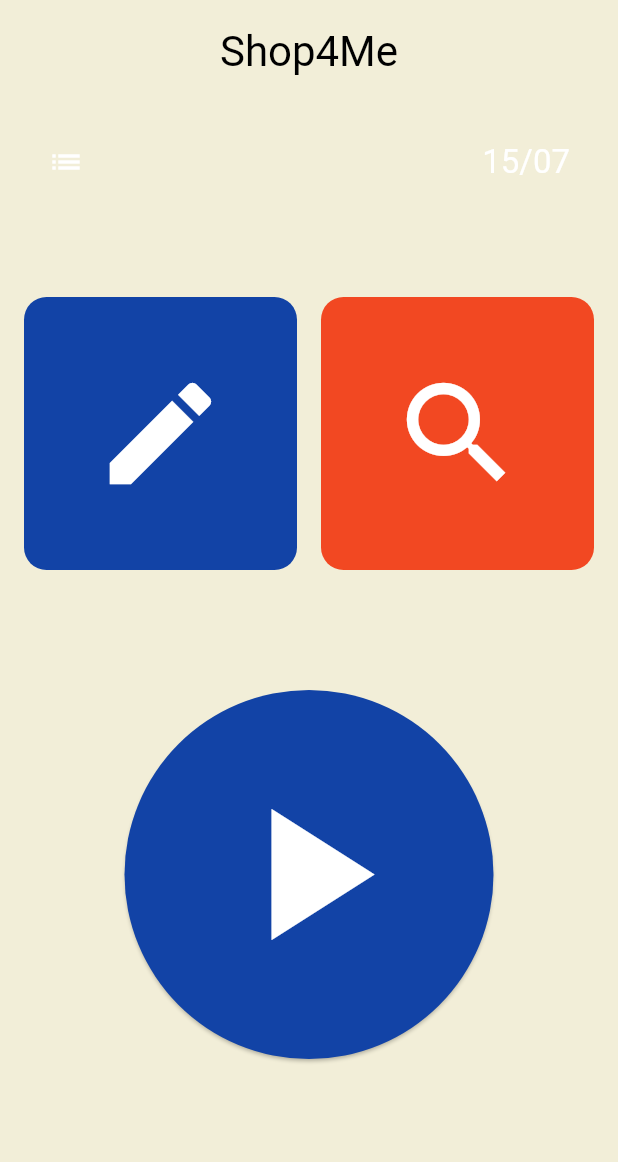
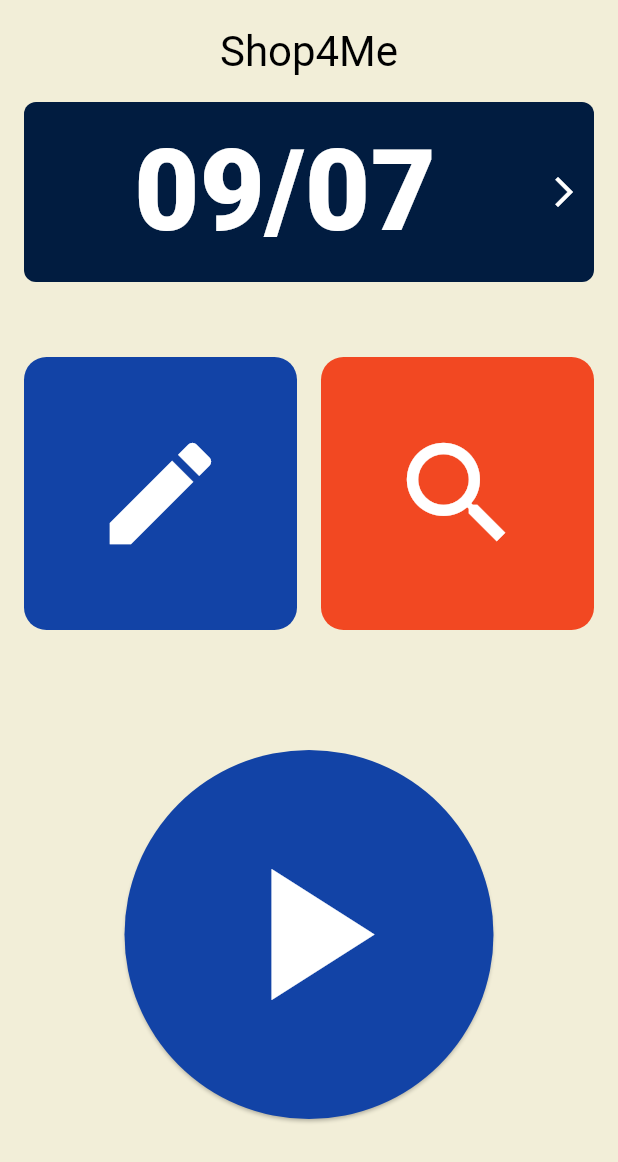
Before and after one commit to MatthieuFranques/ShopForMe, a Flutter app: the screen it shows after launch, on a phone screen of 412 x 824 dp. Shown: the top 1162 px of the screen. Run offline on Flutter 3.47's test engine with Material 3 defaults, Android fonts, the phone set to English and light mode, and no system bars; our stand-ins replace flutter_bloc.

Commit message:
feat(ui): Update HomeScreen and AppHeader widgets
- Update HomeScreen to use StatefulWidget and add shoppingLists and currentIndex variables
- Add _HomeScreenState class to manage state in HomeScreen
- Update AppHeader to include navigation arrows and page view
- Add onIndexChanged and onAddList callbacks to AppHeader

```diff
--- a/mobile/lib/ui/screens/home_screen.dart
+++ b/mobile/lib/ui/screens/home_screen.dart
@@ -4,8 +4,16 @@ import '../widgets/app_header.dart';
 import '../widgets/action_button.dart';
 import '../widgets/start_button.dart';
 
-class HomeScreen extends StatelessWidget {
+class HomeScreen extends StatefulWidget {
   const HomeScreen({super.key});
+
+  @override
+  State<HomeScreen> createState() => _HomeScreenState();
+}
+
+class _HomeScreenState extends State<HomeScreen> {
+  List<String> shoppingLists = ['09/07', '15/07', '24/07'];
+  int currentIndex = 0;
 
   @override
   Widget build(BuildContext context) {
@@ -22,7 +30,21 @@ class HomeScreen extends StatelessWidget {
                 textAlign: TextAlign.center,
               ),
               const SizedBox(height: 16),
-              const AppHeader(),
+              AppHeader(
+                shoppingLists: shoppingLists,
+                currentIndex: currentIndex,
+                onIndexChanged: (index) {
+                  setState(() {
+                    currentIndex = index;
+                  });
+                },
+                onAddList: () {
+                  setState(() {
+                    shoppingLists.add('New List');
+                    currentIndex = shoppingLists.length - 1;
+                  });
+                },
+              ),
               const SizedBox(height: 50),
               Row(
                 children: [
@@ -30,24 +52,34 @@ class HomeScreen extends StatelessWidget {
                     child: ActionButton(
                       icon: Icons.edit,
                       color: Theme.of(context).colorScheme.secondary,
-                          onPressed: () => _navigateToEditList(context))),
+                      onPressed: () {
+                        if (shoppingLists.isNotEmpty) {
+                          _navigateToEditList(context);
+                        }
+                      },
+                    ),
+                  ),
                   const SizedBox(width: 16),
                   Expanded(
                     child: ActionButton(
                       icon: Icons.search,
                       color: Theme.of(context).primaryColor,
-                          onPressed: () => _searchProduct(context))),
+                      onPressed: () {
+                        if (shoppingLists.isNotEmpty) {
+                          _searchProduct(context);
+                        }
+                      },
+                    ),
+                  ),
                 ],
               ),
               const SizedBox(height: 80),
               Center(
                 child: StartButton(
                   onPressed: () {
-                    Navigator.push(
-                      context,
-                      MaterialPageRoute(builder: (context) => NavigationPage()),
-                    );
-                    // _startShopping(context);
+                    if (shoppingLists.isNotEmpty) {
+                      _startShopping(context);
+                    }
                   },
                 ),
               ),
@@ -59,30 +91,17 @@ class HomeScreen extends StatelessWidget {
   }
 
   void _navigateToEditList(BuildContext context) {
-    // TODO: Implement navigation to edit list screen
-    // Navigator.push(
-    //   context,
-    //   MaterialPageRoute(builder: (context) => const EditListScreen()),
-    // );
-    print('Navigating to edit list screen');
+    // Implement navigation to edit list screen
   }
 
   void _searchProduct(BuildContext context) {
-    // TODO: Implement navigation to search screen
-    // Navigator.push(
-    //   context,
-    //   MaterialPageRoute(builder: (context) => const NavigationScreen()),
-    // );
-    print('Navigating to search screen');
+    // Implement navigation to search screen
   }
 
   void _startShopping(BuildContext context) {
-    // TODO: Implement start shopping functionality
     Navigator.push(
       context,
       MaterialPageRoute(builder: (context) => NavigationPage()),
     );
-
-    print('Starting shopping');
   }
 }
--- a/mobile/lib/ui/widgets/app_header.dart
+++ b/mobile/lib/ui/widgets/app_header.dart
@@ -1,31 +1,80 @@
 import 'package:flutter/material.dart';
 
 class AppHeader extends StatelessWidget {
-  const AppHeader({super.key});
+  final List<String> shoppingLists;
+  final int currentIndex;
+  final Function(int) onIndexChanged;
+  final VoidCallback onAddList;
+
+  const AppHeader({
+    super.key,
+    required this.shoppingLists,
+    required this.currentIndex,
+    required this.onIndexChanged,
+    required this.onAddList,
+  });
 
   @override
   Widget build(BuildContext context) {
     return Container(
-      height:80,
-      padding: const EdgeInsets.symmetric(vertical: 12, horizontal: 16),
+      height: 120,
       decoration: BoxDecoration(
-        color: Theme.of(context).appBarTheme.backgroundColor,
+        color: Theme.of(context).colorScheme.tertiary,
         borderRadius: BorderRadius.circular(8),
       ),
       child: Row(
         children: [
-          const Icon(Icons.list, color: Colors.white),
-          const Spacer(),
-          Text(
-            //TODO: Replace with the name of list
-            '15/07',
-            style: Theme.of(context)
-                .textTheme
-                .titleLarge!
-                .copyWith(color: Colors.white),
+          if (shoppingLists.isNotEmpty && currentIndex > 0)
+            _buildArrow(Icons.arrow_back_ios, () => onIndexChanged(currentIndex - 1)),
+          Expanded(
+            child: shoppingLists.isEmpty
+                ? _buildAddButton()
+                : _buildPageView(),
           ),
+          if (shoppingLists.isNotEmpty && currentIndex < shoppingLists.length - 1)
+            _buildArrow(Icons.arrow_forward_ios, () => onIndexChanged(currentIndex + 1)),
         ],
       ),
     );
   }
+
+  Widget _buildArrow(IconData icon, VoidCallback onTap) {
+    return GestureDetector(
+      onTap: onTap,
+      child: Container(
+        width: 40,
+        color: Colors.transparent,
+        child: Icon(icon, color: Colors.white),
+      ),
+    );
+  }
+
+  Widget _buildAddButton() {
+    return IconButton(
+      icon: const Icon(Icons.add, color: Colors.white),
+      onPressed: onAddList,
+    );
+  }
+
+  Widget _buildPageView() {
+    return PageView.builder(
+      itemCount: shoppingLists.length,
+      controller: PageController(initialPage: currentIndex),
+      onPageChanged: onIndexChanged,
+      itemBuilder: (context, index) {
+        return Center(
+          child: Row(
+            mainAxisAlignment: MainAxisAlignment.center,
+            children: [
+              const SizedBox(width: 8),
+              Text(
+                shoppingLists[index],
+                style: const TextStyle(color: Colors.white, fontSize: 75, fontWeight: FontWeight.w900),
+              ),
+            ],
+          ),
+        );
+      },
+    );
+  }
 }
```
Lines whose indentation alone changed are shown as unchanged.
